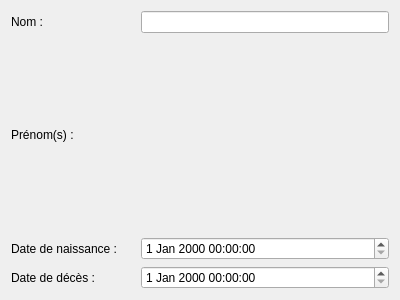
esauvage/coach, file formeditpersonne.ui: the form before one commit.
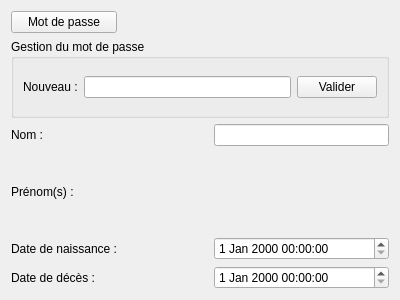
The form after the commit.

Commit message: Gestion des utilisateurs

What changed in the file:
```diff
--- a/formeditpersonne.ui
+++ b/formeditpersonne.ui
@@ -14,45 +14,78 @@
    <string>Form</string>
   </property>
   <layout class="QGridLayout" name="gridLayout">
-   <item row="0" column="0">
-    <widget class="QLabel" name="label">
-     <property name="text">
-      <string>Nom :</string>
-     </property>
-    </widget>
+   <item row="5" column="2" colspan="2">
+    <widget class="QDateTimeEdit" name="edtDeces"/>
+   </item>
+   <item row="3" column="2" colspan="2">
+    <widget class="QWidget" name="widget" native="true"/>
    </item>
    <item row="3" column="0">
-    <widget class="QLabel" name="label_4">
-     <property name="text">
-      <string>Date de décès :</string>
-     </property>
-    </widget>
-   </item>
-   <item row="1" column="0">
     <widget class="QLabel" name="label_2">
      <property name="text">
       <string>Prénom(s) :</string>
      </property>
     </widget>
    </item>
-   <item row="2" column="0">
+   <item row="0" column="0">
+    <widget class="QPushButton" name="pushButton">
+     <property name="text">
+      <string>Mot de passe</string>
+     </property>
+    </widget>
+   </item>
+   <item row="2" column="2" colspan="2">
+    <widget class="QLineEdit" name="edtNom"/>
+   </item>
+   <item row="5" column="0">
+    <widget class="QLabel" name="label_4">
+     <property name="text">
+      <string>Date de décès :</string>
+     </property>
+    </widget>
+   </item>
+   <item row="4" column="0">
     <widget class="QLabel" name="label_3">
      <property name="text">
       <string>Date de naissance :</string>
      </property>
     </widget>
    </item>
-   <item row="0" column="2" colspan="2">
-    <widget class="QLineEdit" name="edtNom"/>
+   <item row="2" column="0">
+    <widget class="QLabel" name="label">
+     <property name="text">
+      <string>Nom :</string>
+     </property>
+    </widget>
    </item>
-   <item row="2" column="2" colspan="2">
+   <item row="4" column="2" colspan="2">
     <widget class="QDateTimeEdit" name="edtNaissance"/>
    </item>
-   <item row="3" column="2" colspan="2">
-    <widget class="QDateTimeEdit" name="edtDeces"/>
-   </item>
-   <item row="1" column="2" colspan="2">
-    <widget class="QWidget" name="widget" native="true"/>
+   <item row="1" column="0" colspan="4">
+    <widget class="QGroupBox" name="groupBox">
+     <property name="title">
+      <string>Gestion du mot de passe</string>
+     </property>
+     <layout class="QHBoxLayout" name="horizontalLayout">
+      <item>
+       <widget class="QLabel" name="label_5">
+        <property name="text">
+         <string>Nouveau :</string>
+        </property>
+       </widget>
+      </item>
+      <item>
+       <widget class="QLineEdit" name="edtPasswd"/>
+      </item>
+      <item>
+       <widget class="QPushButton" name="btnChangePasswd">
+        <property name="text">
+         <string>Valider</string>
+        </property>
+       </widget>
+      </item>
+     </layout>
+    </widget>
    </item>
   </layout>
  </widget>
```
The commit also changes 14 other files.
